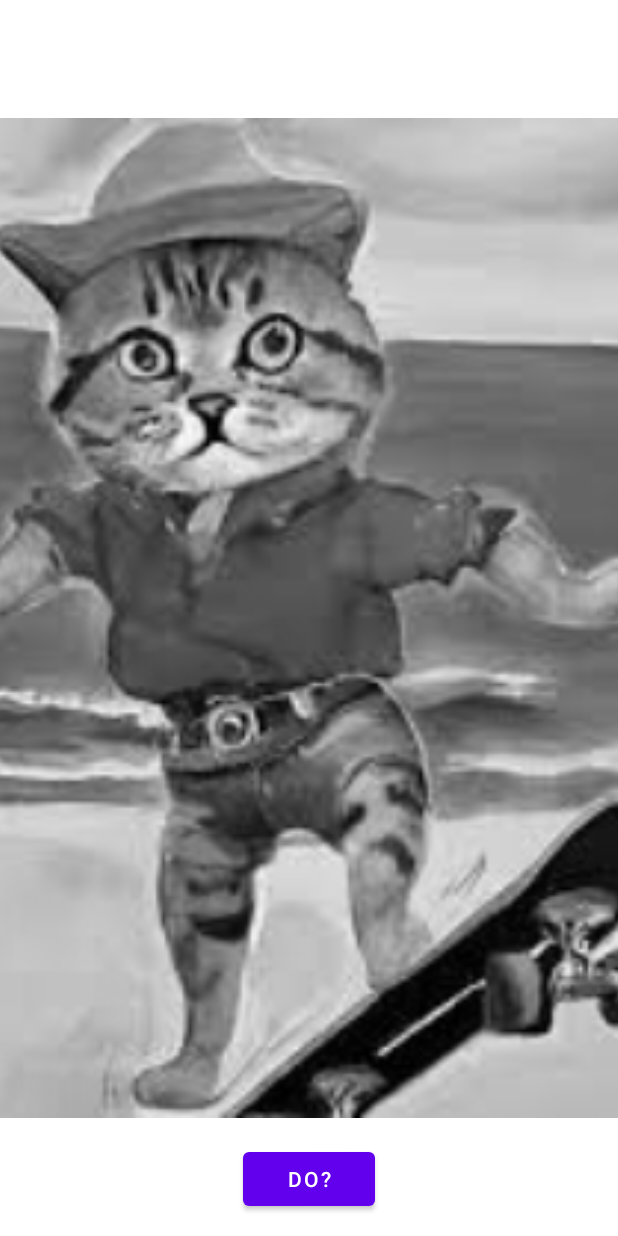
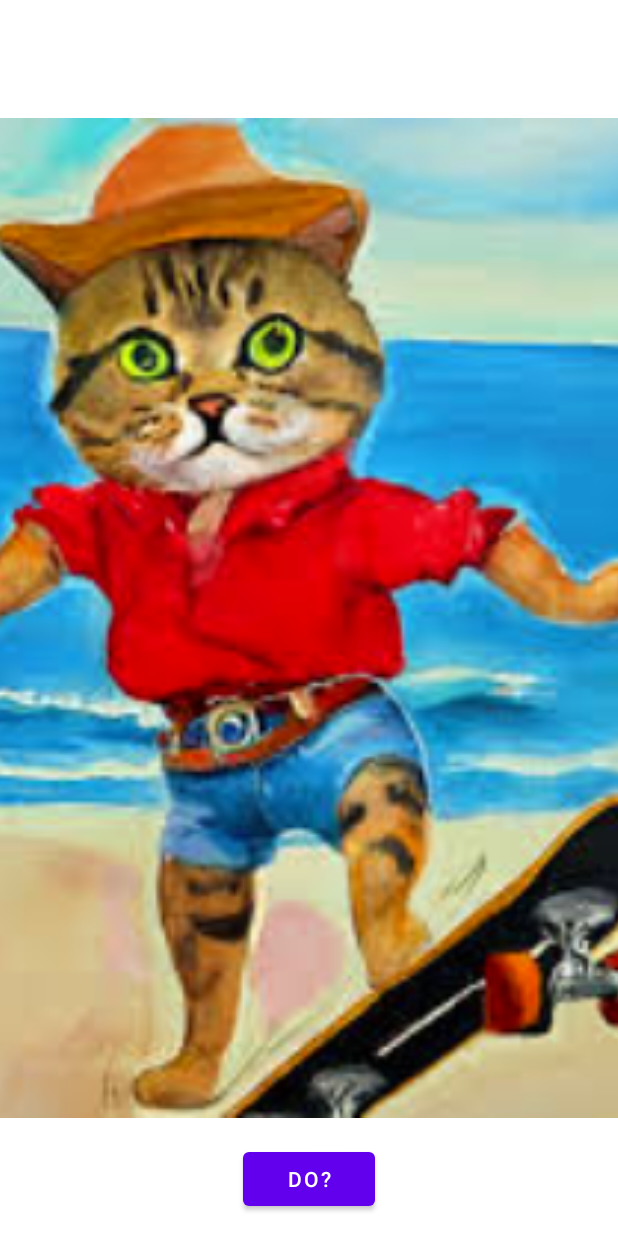
Before and after one commit to deadnya/VeryNicePhotoEditor, an Android app: the screen it shows after launch (MainActivity), after a tap on "DO?", on a phone screen of 412 x 824 dp. Run offline under Robolectric (Android 15) with nearby library versions, the phone set to English and light mode, and no system bars.

Commit message:
🖌️ added unsharp mask

```diff
--- a/app/src/main/java/com/example/verynicephotoeditor/MainActivity.kt
+++ b/app/src/main/java/com/example/verynicephotoeditor/MainActivity.kt
@@ -57,7 +57,7 @@ class MainActivity : AppCompatActivity() {
 
         binding.applyFilter.setOnClickListener {
             val bitmap = drawableToBitmap(binding.imageView.drawable)
-            val grayscaledBitmap = applyGrayscaleFilter(bitmap)
+            val grayscaledBitmap = applyUnsharpMask(bitmap, 0.2, 7)
 
             decodeSteganographyText(applySteganographyText(bitmap, "HELLO this is a text!!!"))
             binding.imageView.setImageBitmap(grayscaledBitmap)
@@ -1152,4 +1152,36 @@ class MainActivity : AppCompatActivity() {
 
         return "0"
     }
+
+    private fun applyUnsharpMask(bitmap: Bitmap, strength: Double, radius: Int) : Bitmap {
+
+        val blurredBitmap = applyGaussBlur(bitmap, radius)
+        val resultImage = Bitmap.createBitmap(bitmap.width, bitmap.height, bitmap.config)
+
+        for (x in 0 until bitmap.width) {
+            for (y in 0 until bitmap.height) {
+
+                val pixel = bitmap.getPixel(x, y)
+                val red = Color.red(pixel)
+                val green = Color.green(pixel)
+                val blue = Color.blue(pixel)
+
+                val blurredPixel = blurredBitmap.getPixel(x, y)
+                val blurredRed = Color.red(blurredPixel)
+                val blurredGreen = Color.green(blurredPixel)
+                val blurredBlue = Color.blue(blurredPixel)
+
+                val newPixel = Color.argb(
+                    255,
+                    Math.max(Math.min((red + (red - blurredRed) * strength).toInt(), 255), 0),
+                    Math.max(Math.min((green + (green - blurredGreen) * strength).toInt(), 255), 0),
+                    Math.max(Math.min((blue + (blue - blurredBlue) * strength).toInt(), 255), 0)
+                )
+
+                resultImage.setPixel(x, y, newPixel)
+            }
+        }
+
+        return resultImage
+    }
 }
```
